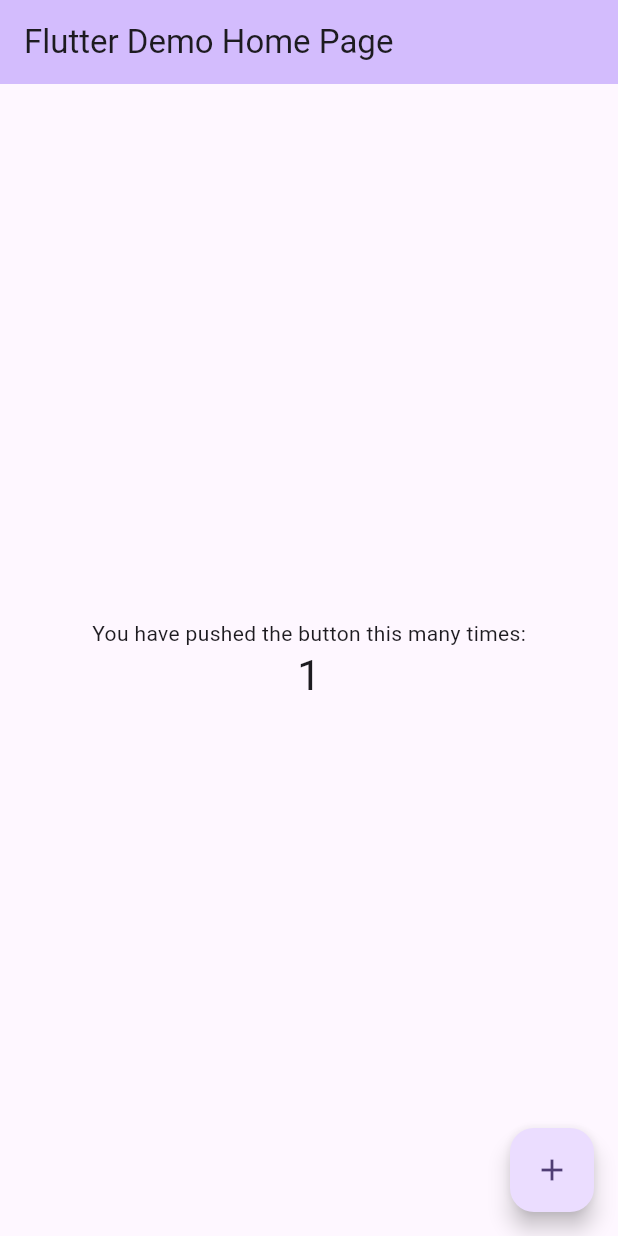
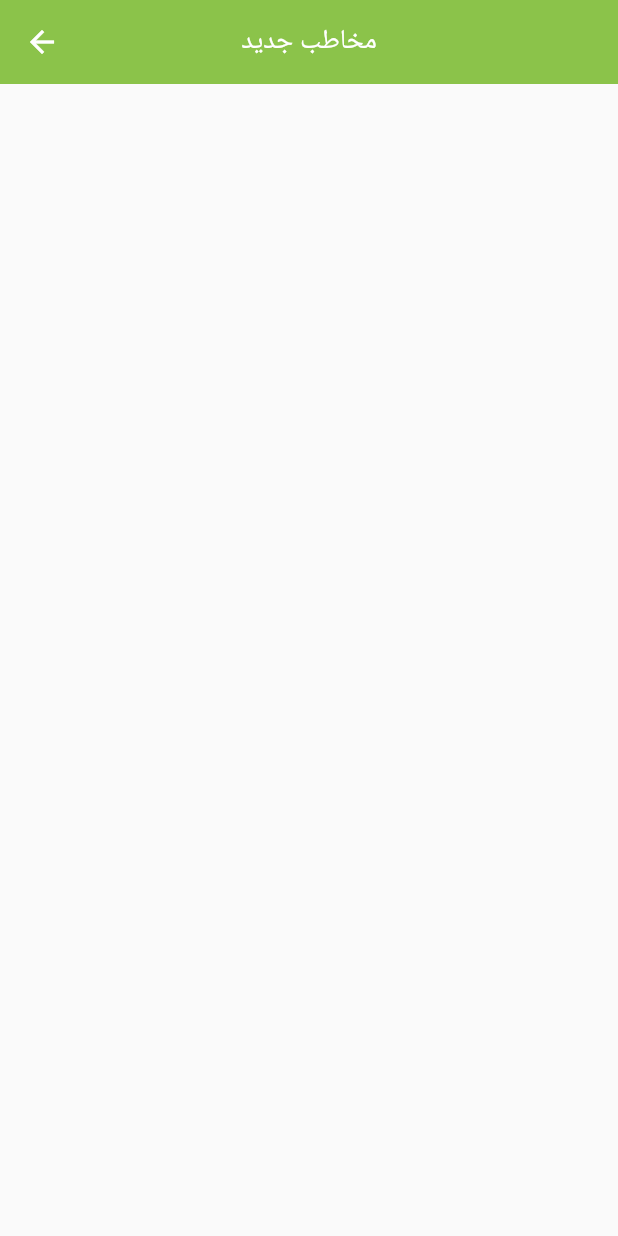
Before and after one commit to mehranext/contacts, a Flutter app: the screen it shows after launch, after a tap on the "add" icon, on a phone screen of 412 x 824 dp. Run offline on Flutter 3.47's test engine with Material 2 defaults, Android fonts, the phone set to English and light mode, and no system bars.

Commit message:
create app edit for adding button and have some changes as text fields for our new pages.

```diff
--- a/lib/main.dart
+++ b/lib/main.dart
@@ -1,3 +1,4 @@
+import 'package:contacts/screens/home_screen.dart';
 import 'package:flutter/material.dart';
 
 void main() {
@@ -7,119 +8,12 @@ void main() {
 class MyApp extends StatelessWidget {
   const MyApp({super.key});
 
-  // This widget is the root of your application.
   @override
   Widget build(BuildContext context) {
-    return MaterialApp(
-      title: 'Flutter Demo',
-      theme: ThemeData(
-        // This is the theme of your application.
-        //
-        // TRY THIS: Try running your application with "flutter run". You'll see
-        // the application has a blue toolbar. Then, without quitting the app,
-        // try changing the seedColor in the colorScheme below to Colors.green
-        // and then invoke "hot reload" (save your changes or press the "hot
-        // reload" button in a Flutter-supported IDE, or press "r" if you used
-        // the command line to start the app).
-        //
-        // Notice that the counter didn't reset back to zero; the application
-        // state is not lost during the reload. To reset the state, use hot
-        // restart instead.
-        //
-        // This works for code too, not just values: Most code changes can be
-        // tested with just a hot reload.
-        colorScheme: ColorScheme.fromSeed(seedColor: Colors.deepPurple),
-        useMaterial3: true,
-      ),
-      home: const MyHomePage(title: 'Flutter Demo Home Page'),
+    return const MaterialApp(
+      debugShowCheckedModeBanner: false,
+      title: 'دفترچه تلفن آنلاین',
+      home: HomeScreen(),
     );
   }
 }
-
-class MyHomePage extends StatefulWidget {
-  const MyHomePage({super.key, required this.title});
-
-  // This widget is the home page of your application. It is stateful, meaning
-  // that it has a State object (defined below) that contains fields that affect
-  // how it looks.
-
-  // This class is the configuration for the state. It holds the values (in this
-  // case the title) provided by the parent (in this case the App widget) and
-  // used by the build method of the State. Fields in a Widget subclass are
-  // always marked "final".
-
-  final String title;
-
-  @override
-  State<MyHomePage> createState() => _MyHomePageState();
-}
-
-class _MyHomePageState extends State<MyHomePage> {
-  int _counter = 0;
-
-  void _incrementCounter() {
-    setState(() {
-      // This call to setState tells the Flutter framework that something has
-      // changed in this State, which causes it to rerun the build method below
-      // so that the display can reflect the updated values. If we changed
-      // _counter without calling setState(), then the build method would not be
-      // called again, and so nothing would appear to happen.
-      _counter++;
-    });
-  }
-
-  @override
-  Widget build(BuildContext context) {
-    // This method is rerun every time setState is called, for instance as done
-    // by the _incrementCounter method above.
-    //
-    // The Flutter framework has been optimized to make rerunning build methods
-    // fast, so that you can just rebuild anything that needs updating rather
-    // than having to individually change instances of widgets.
-    return Scaffold(
-      appBar: AppBar(
-        // TRY THIS: Try changing the color here to a specific color (to
-        // Colors.amber, perhaps?) and trigger a hot reload to see the AppBar
-        // change color while the other colors stay the same.
-        backgroundColor: Theme.of(context).colorScheme.inversePrimary,
-        // Here we take the value from the MyHomePage object that was created by
-        // the App.build method, and use it to set our appbar title.
-        title: Text(widget.title),
-      ),
-      body: Center(
-        // Center is a layout widget. It takes a single child and positions it
-        // in the middle of the parent.
-        child: Column(
-          // Column is also a layout widget. It takes a list of children and
-          // arranges them vertically. By default, it sizes itself to fit its
-          // children horizontally, and tries to be as tall as its parent.
-          //
-          // Column has various properties to control how it sizes itself and
-          // how it positions its children. Here we use mainAxisAlignment to
-          // center the children vertically; the main axis here is the vertical
-          // axis because Columns are vertical (the cross axis would be
-          // horizontal).
-          //
-          // TRY THIS: Invoke "debug painting" (choose the "Toggle Debug Paint"
-          // action in the IDE, or press "p" in the console), to see the
-          // wireframe for each widget.
-          mainAxisAlignment: MainAxisAlignment.center,
-          children: <Widget>[
-            const Text(
-              'You have pushed the button this many times:',
-            ),
-            Text(
-              '$_counter',
-              style: Theme.of(context).textTheme.headlineMedium,
-            ),
-          ],
-        ),
-      ),
-      floatingActionButton: FloatingActionButton(
-        onPressed: _incrementCounter,
-        tooltip: 'Increment',
-        child: const Icon(Icons.add),
-      ), // This trailing comma makes auto-formatting nicer for build methods.
-    );
-  }
-}
--- /dev/null
+++ b/lib/screens/add_edit_screen.dart
@@ -0,0 +1,25 @@
+import 'package:flutter/material.dart';
+
+class AppEditScreen extends StatefulWidget {
+  const AppEditScreen({super.key});
+
+  @override
+  State<AppEditScreen> createState() => _AppEditScreenState();
+}
+
+class _AppEditScreenState extends State<AppEditScreen> {
+  @override
+  Widget build(BuildContext context) {
+    return Scaffold(
+      appBar: AppBar(
+        backgroundColor: Colors.lightGreen,
+        title: const Text(
+          'مخاطب جدید',
+          style: TextStyle(fontSize: 18),
+        ),
+        centerTitle: true,
+        elevation: 0,
+      ),
+    );
+  }
+}
--- /dev/null
+++ b/lib/screens/home_screen.dart
@@ -0,0 +1,64 @@
+import 'package:contacts/screens/add_edit_screen.dart';
+import 'package:flutter/material.dart';
+
+class HomeScreen extends StatefulWidget {
+  const HomeScreen({super.key});
+
+  @override
+  State<HomeScreen> createState() => _HomeScreenState();
+}
+
+class _HomeScreenState extends State<HomeScreen> {
+  @override
+  Widget build(BuildContext context) {
+    return Scaffold(
+      floatingActionButton: FloatingActionButton(
+        backgroundColor: Colors.lightGreen,
+        elevation: 0,
+        onPressed: () {
+          Navigator.push(
+              context,
+              MaterialPageRoute(
+                builder: (context) => const AppEditScreen(),
+              ));
+        },
+        child: const Icon(Icons.add),
+      ),
+      appBar: AppBar(
+        backgroundColor: Colors.lightGreen,
+        title: const Text(
+          'دفترچه تلفن آنلاین',
+          style: TextStyle(fontSize: 18),
+        ),
+        centerTitle: true,
+        leading: const Icon(Icons.import_contacts_sharp),
+        actions: [
+          IconButton(
+            onPressed: () {},
+            icon: const Icon(Icons.refresh),
+          )
+        ],
+        elevation: 0,
+      ),
+      body: ListView.builder(
+          itemCount: 10,
+          itemBuilder: (context, index) {
+            return ListTile(
+              leading: CircleAvatar(
+                backgroundColor: Colors.lightGreen,
+                child: Text(
+                  (index + 1).toString(),
+                  style: const TextStyle(color: Colors.white),
+                ),
+              ),
+              trailing: IconButton(
+                onPressed: () {},
+                icon: const Icon(Icons.edit),
+              ),
+              title: const Text('Hello'),
+              subtitle: const Text('0915'),
+            );
+          }),
+    );
+  }
+}
```
Also changed, not shown: lib/models/contact.dart (added, +21 -0 lines), lib/widgets/MyButton.dart (added, +31 -0 lines), lib/widgets/MyTextField.dart (added, +45 -0 lines).
